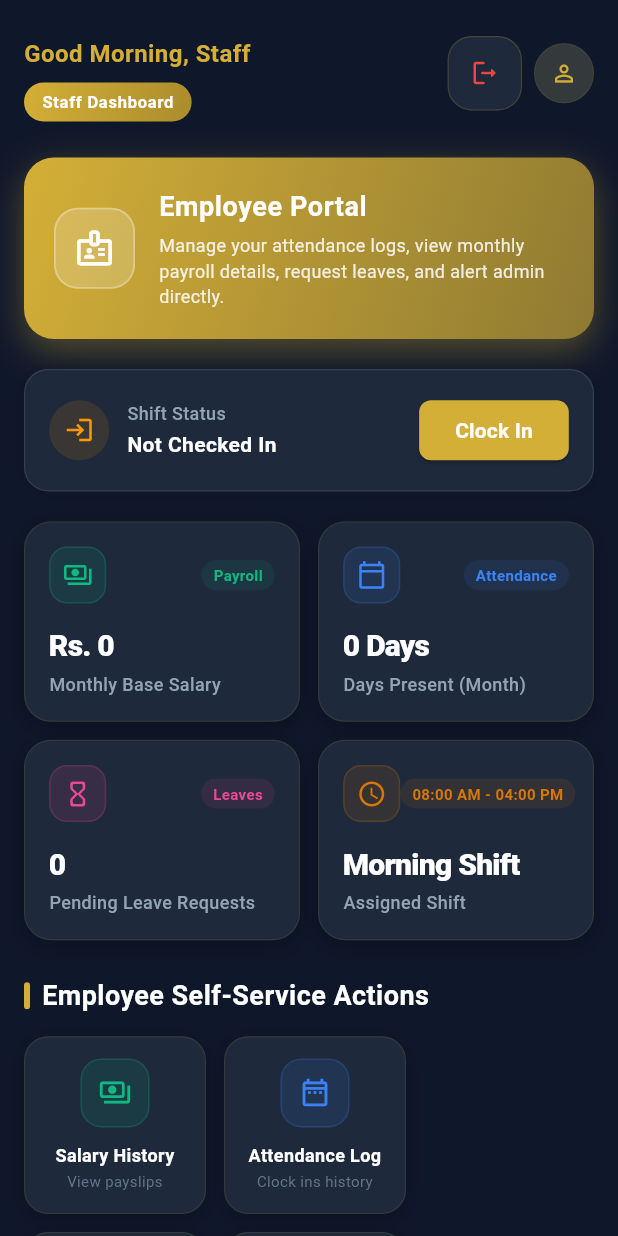
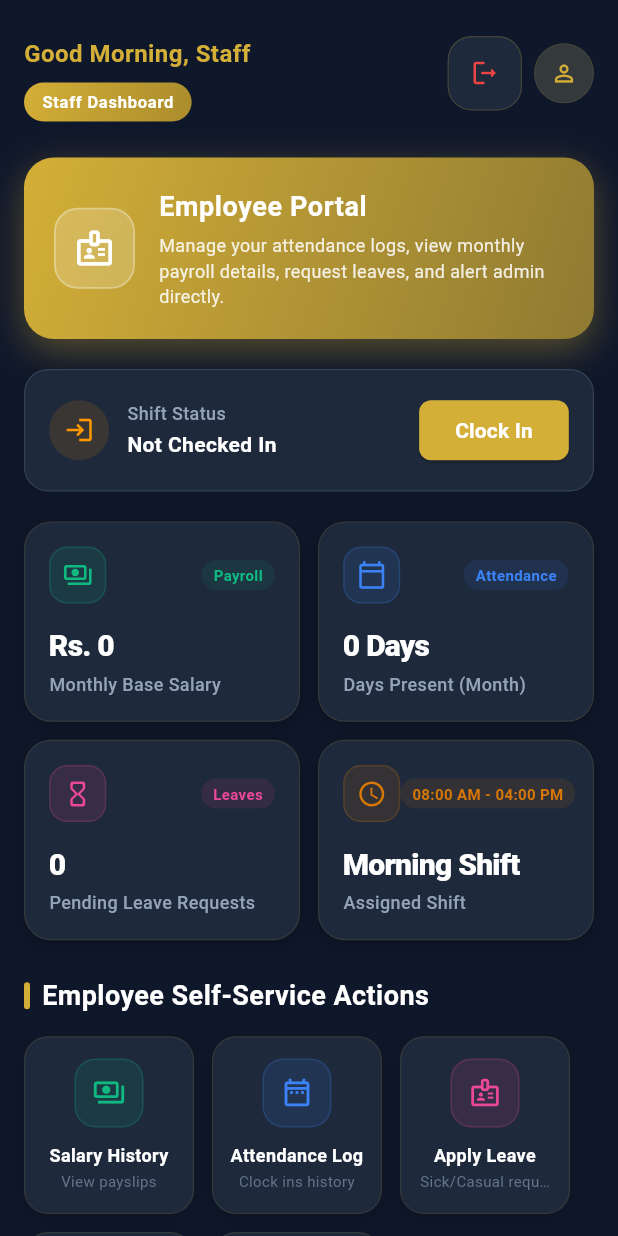
Before and after one commit to Haseeb-ML/Al-Haseeb-Foods-and-Bakers, a Flutter app: the StaffDashboard screen opened directly with empty values, on a phone screen of 412 x 824 dp. Run offline on Flutter 3.47's test engine with Material 3 defaults, Android fonts, the phone set to English and light mode, and no system bars; our stand-ins replace cached_network_image, cloud_firestore, file_picker, firebase_auth, firebase_core, flutter_cache_manager and 4 more; accounts and stored records are empty.

Commit message:
Fix staff dashboard overflow and layout 3 cards per row

```diff
--- a/lib/screens/staff/staff_dashboard.dart
+++ b/lib/screens/staff/staff_dashboard.dart
@@ -1357,9 +1357,10 @@ class _StaffDashboardState extends State<StaffDashboard> {
               mainAxisAlignment: MainAxisAlignment.spaceBetween,
               crossAxisAlignment: CrossAxisAlignment.start,
               children: [
-                Column(
-                  crossAxisAlignment: CrossAxisAlignment.start,
-                  children: [
+                Expanded(
+                  child: Column(
+                    crossAxisAlignment: CrossAxisAlignment.start,
+                    children: [
                     Text(
                       '${_getGreeting()}, ${widget.user.name.isNotEmpty ? widget.user.name : "Staff"}',
                       style: TextStyle(
@@ -1401,6 +1402,7 @@ class _StaffDashboardState extends State<StaffDashboard> {
                       ),
                     ),
                   ],
+                ),
                 ),
                 Row(
                   children: [
@@ -1785,7 +1787,7 @@ class _StaffDashboardState extends State<StaffDashboard> {
               runSpacing: 12,
               children: [
                 SizedBox(
-                  width: isDesktop ? 180 : (MediaQuery.of(context).size.width - 48) / 3,
+                  width: isDesktop ? 180 : (MediaQuery.of(context).size.width - 72) / 3,
                   child: _QuickActionButton(
                     icon: Icons.payments_outlined,
                     label: 'Salary History',
@@ -1800,7 +1802,7 @@ class _StaffDashboardState extends State<StaffDashboard> {
                   ),
                 ),
                 SizedBox(
-                  width: isDesktop ? 180 : (MediaQuery.of(context).size.width - 48) / 3,
+                  width: isDesktop ? 180 : (MediaQuery.of(context).size.width - 72) / 3,
                   child: _QuickActionButton(
                     icon: Icons.date_range_outlined,
                     label: 'Attendance Log',
@@ -1815,7 +1817,7 @@ class _StaffDashboardState extends State<StaffDashboard> {
                   ),
                 ),
                 SizedBox(
-                  width: isDesktop ? 180 : (MediaQuery.of(context).size.width - 48) / 3,
+                  width: isDesktop ? 180 : (MediaQuery.of(context).size.width - 72) / 3,
                   child: _QuickActionButton(
                     icon: Icons.badge_outlined,
                     label: 'Apply Leave',
@@ -1842,7 +1844,7 @@ class _StaffDashboardState extends State<StaffDashboard> {
                   ),
                 ),
                 SizedBox(
-                  width: isDesktop ? 180 : (MediaQuery.of(context).size.width - 48) / 3,
+                  width: isDesktop ? 180 : (MediaQuery.of(context).size.width - 72) / 3,
                   child: _QuickActionButton(
                     icon: Icons.warning_amber_rounded,
                     label: 'Alert Admin',
@@ -1869,7 +1871,7 @@ class _StaffDashboardState extends State<StaffDashboard> {
                   ),
                 ),
                 SizedBox(
-                  width: isDesktop ? 180 : (MediaQuery.of(context).size.width - 48) / 3,
+                  width: isDesktop ? 180 : (MediaQuery.of(context).size.width - 72) / 3,
                   child: _QuickActionButton(
                     icon: Icons.person_outline_rounded,
                     label: 'My Profile',
```
